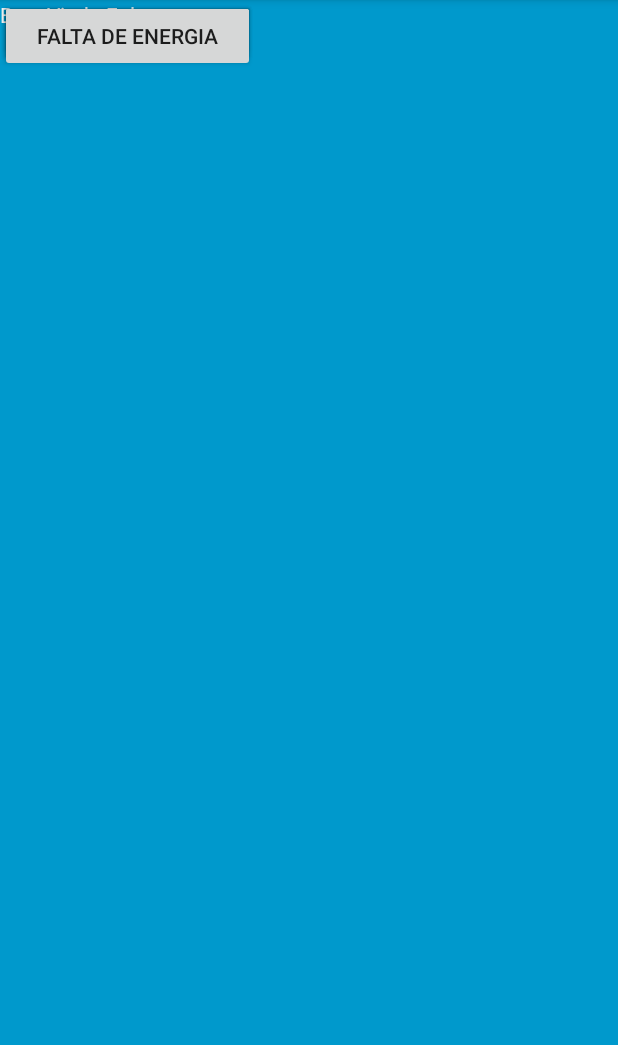
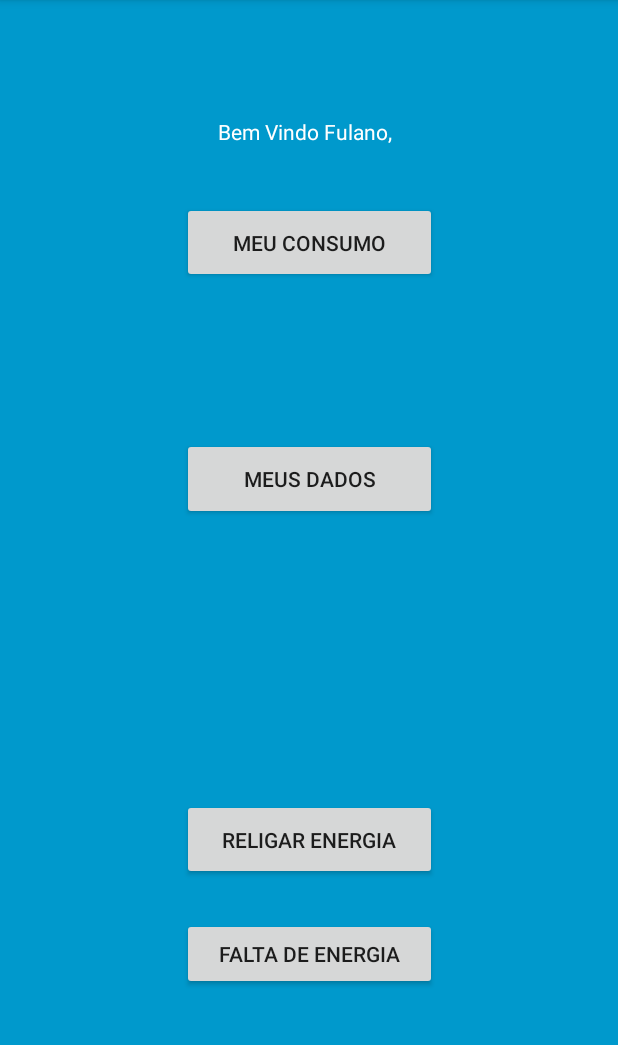
Before and after one commit to alvaropjr/smartgrid, an Android app: the UsuarioActivity screen opened directly, with no data from a screen before it, on a phone screen of 412 x 824 dp, the part 84-1129 px from its top. Run offline under Robolectric (Android 15) with nearby library versions, the phone set to English and light mode, and no system bars.

```diff
--- a/app/src/main/res/layout/activity_usuario.xml
+++ b/app/src/main/res/layout/activity_usuario.xml
@@ -11,41 +11,58 @@
     <Button
         android:id="@+id/button"
         android:layout_width="170dp"
-        android:layout_height="44dp"
+        android:layout_height="0dp"
+        android:layout_marginBottom="103dp"
         android:text="Meu Consumo"
-        tools:layout_editor_absoluteX="121dp"
-        tools:layout_editor_absoluteY="134dp" />
+        app:layout_constraintBottom_toTopOf="@+id/button2"
+        app:layout_constraintEnd_toEndOf="parent"
+        app:layout_constraintStart_toStartOf="parent"
+        app:layout_constraintTop_toBottomOf="@+id/textView2" />
 
     <Button
         android:id="@+id/button2"
         android:layout_width="170dp"
-        android:layout_height="44dp"
+        android:layout_height="0dp"
+        android:layout_marginBottom="186dp"
         android:text="Meus Dados"
-        tools:layout_editor_absoluteX="121dp"
-        tools:layout_editor_absoluteY="281dp" />
+        app:layout_constraintBottom_toTopOf="@+id/button3"
+        app:layout_constraintEnd_toEndOf="parent"
+        app:layout_constraintStart_toStartOf="parent"
+        app:layout_constraintTop_toBottomOf="@+id/button" />
 
     <Button
         android:id="@+id/button3"
         android:layout_width="170dp"
-        android:layout_height="39dp"
+        android:layout_height="0dp"
+        android:layout_marginBottom="25dp"
         android:text="Religar Energia"
-        tools:layout_editor_absoluteX="121dp"
-        tools:layout_editor_absoluteY="511dp" />
+        app:layout_constraintBottom_toTopOf="@+id/button4"
+        app:layout_constraintEnd_toEndOf="parent"
+        app:layout_constraintStart_toStartOf="parent"
+        app:layout_constraintTop_toBottomOf="@+id/button2" />
 
     <Button
         android:id="@+id/button4"
         android:layout_width="170dp"
         android:layout_height="wrap_content"
+        android:layout_marginBottom="108dp"
         android:text="Falta de Energia"
-        tools:layout_editor_absoluteX="121dp"
-        tools:layout_editor_absoluteY="575dp" />
+        app:layout_constraintBottom_toBottomOf="parent"
+        app:layout_constraintEnd_toEndOf="parent"
+        app:layout_constraintStart_toStartOf="parent"
+        app:layout_constraintTop_toBottomOf="@+id/button3" />
 
     <TextView
         android:id="@+id/textView2"
         android:layout_width="wrap_content"
         android:layout_height="wrap_content"
+        android:layout_marginStart="24dp"
+        android:layout_marginLeft="24dp"
+        android:layout_marginTop="78dp"
+        android:layout_marginBottom="37dp"
         android:text="Bem Vindo Fulano,"
         android:textColor="@android:color/background_light"
-        tools:layout_editor_absoluteX="145dp"
-        tools:layout_editor_absoluteY="78dp" />
+        app:layout_constraintBottom_toTopOf="@+id/button"
+        app:layout_constraintStart_toStartOf="@+id/button"
+        app:layout_constraintTop_toTopOf="parent" />
 </android.support.constraint.ConstraintLayout>
```
